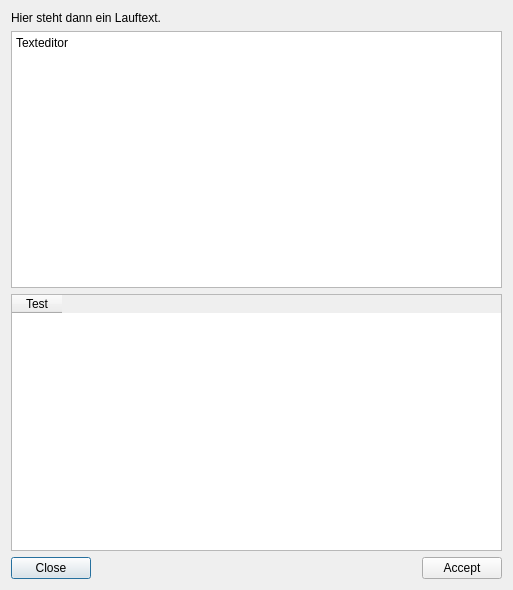
lhalb/pyro-to-gcode, file gui/cncImportUI.ui: the form before one commit.
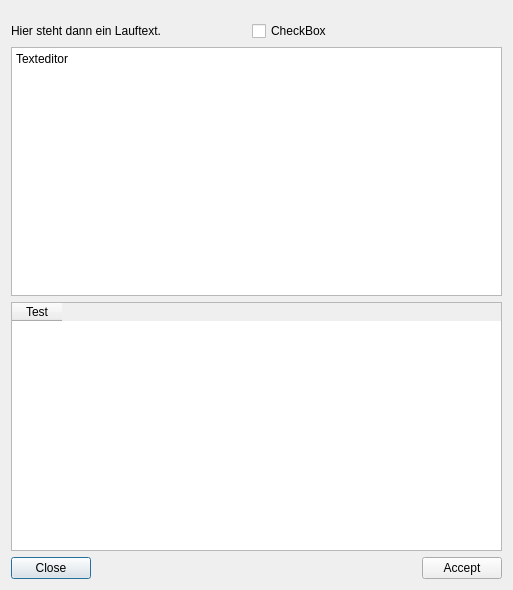
The form after the commit. Custom widgets are drawn as their Qt base class.

Commit message: Updated CNC-Import - moved part-choice to cnc import

The edit to the form file:
```diff
--- a/gui/cncImportUI.ui
+++ b/gui/cncImportUI.ui
@@ -17,11 +17,73 @@
    <item>
     <layout class="QVBoxLayout" name="verticalLayout">
      <item>
-      <widget class="QLabel" name="info_txt">
-       <property name="text">
-        <string>Hier steht dann ein Lauftext.</string>
+      <layout class="QHBoxLayout" name="horizontalLayout_3">
+       <property name="topMargin">
+        <number>10</number>
        </property>
-      </widget>
+       <item>
+        <widget class="QLabel" name="info_txt">
+         <property name="text">
+          <string>Hier steht dann ein Lauftext.</string>
+         </property>
+        </widget>
+       </item>
+       <item>
+        <spacer name="horizontalSpacer_2">
+         <property name="orientation">
+          <enum>Qt::Horizontal</enum>
+         </property>
+         <property name="sizeHint" stdset="0">
+          <size>
+           <width>40</width>
+           <height>20</height>
+          </size>
+         </property>
+        </spacer>
+       </item>
+       <item>
+        <widget class="ToggleSwitch" name="cb_cnc_np">
+         <property name="sizePolicy">
+          <sizepolicy hsizetype="Minimum" vsizetype="Fixed">
+           <horstretch>0</horstretch>
+           <verstretch>0</verstretch>
+          </sizepolicy>
+         </property>
+         <property name="toolTip">
+          <string>Select the data suitable for teh part to be created</string>
+         </property>
+         <property name="text">
+          <string>CheckBox</string>
+         </property>
+        </widget>
+       </item>
+       <item>
+        <spacer name="horizontalSpacer_3">
+         <property name="orientation">
+          <enum>Qt::Horizontal</enum>
+         </property>
+         <property name="sizeHint" stdset="0">
+          <size>
+           <width>40</width>
+           <height>20</height>
+          </size>
+         </property>
+        </spacer>
+       </item>
+       <item>
+        <spacer name="horizontalSpacer_4">
+         <property name="orientation">
+          <enum>Qt::Horizontal</enum>
+         </property>
+         <property name="sizeHint" stdset="0">
+          <size>
+           <width>40</width>
+           <height>20</height>
+          </size>
+         </property>
+        </spacer>
+       </item>
+      </layout>
      </item>
      <item>
       <widget class="QPlainTextEdit" name="txt_cnc">
@@ -87,6 +149,13 @@
    </item>
   </layout>
  </widget>
+ <customwidgets>
+  <customwidget>
+   <class>ToggleSwitch</class>
+   <extends>QCheckBox</extends>
+   <header>gui.toggleswitch.h</header>
+  </customwidget>
+ </customwidgets>
  <resources/>
  <connections/>
 </ui>
```
The commit also changes 8 other files.
